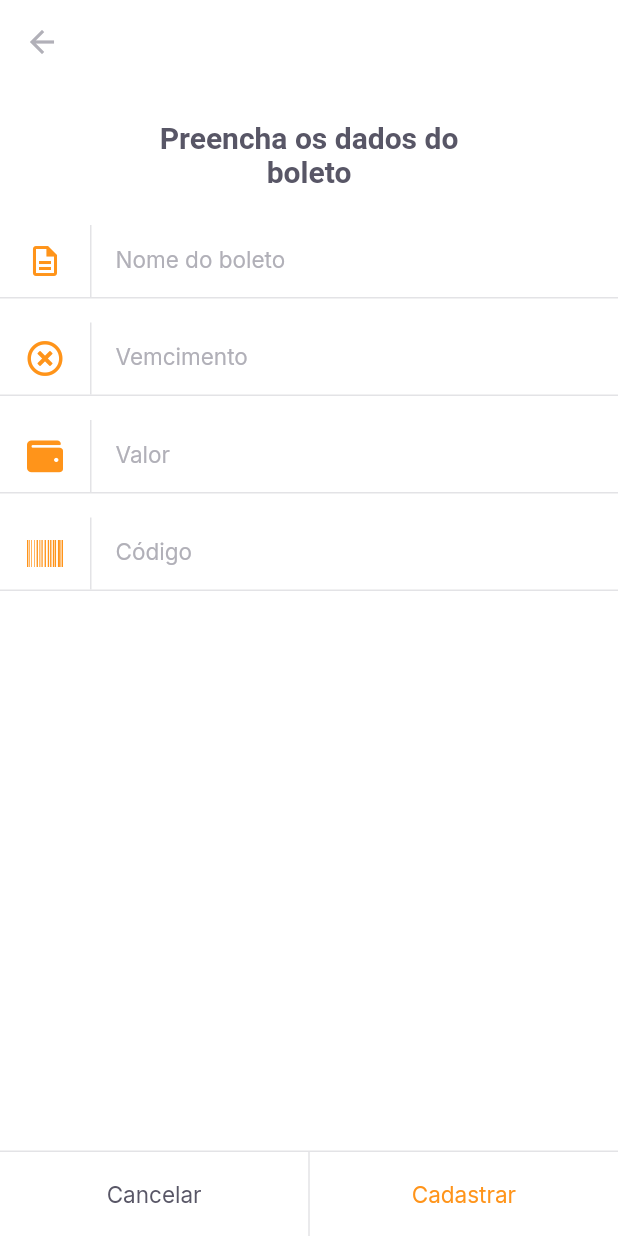
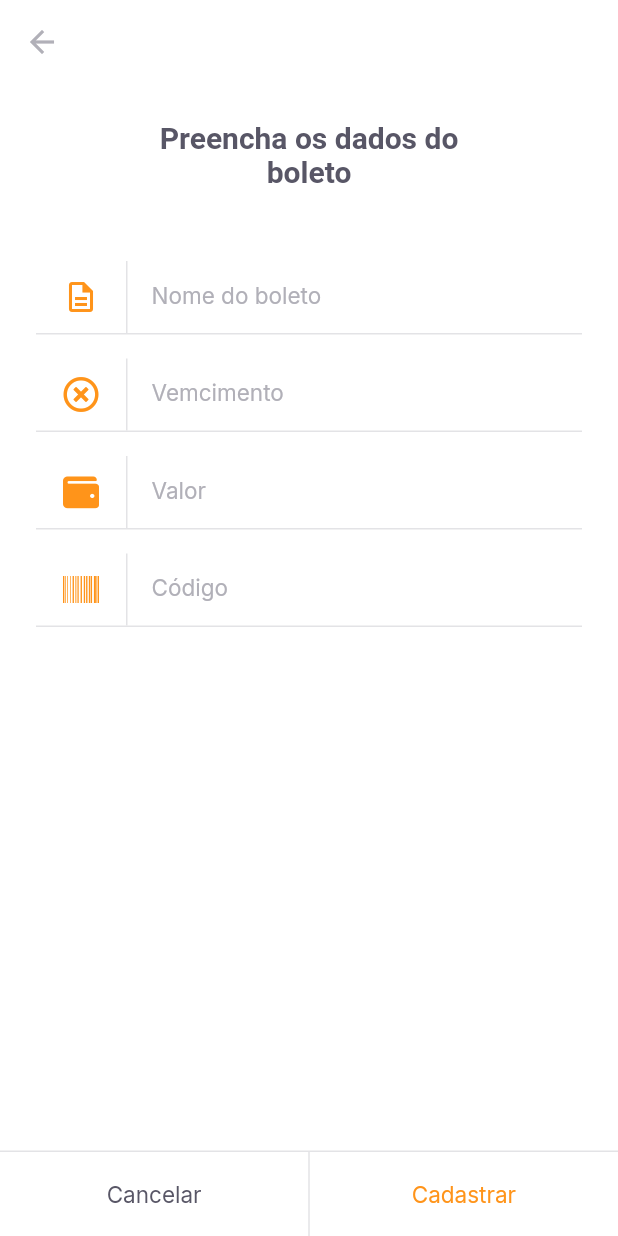
Before and after one commit to maiconm/payflow, a Flutter app: the InsertBilletPage screen opened by its route, on a phone screen of 412 x 824 dp. Run offline on Flutter 3.47's test engine with Material 2 defaults, Android fonts, the phone set to English and light mode, and no system bars; our stand-ins replace camera, firebase_core, font_awesome_flutter, google_fonts, google_sign_in, image_picker and 1 more; missing offline and left inert: google_ml_kit; accounts and stored records are empty.

Commit message:
Finaliza layout da tela de cadastro de boletos

```diff
--- a/lib/modules/insert_billet/insert_billet_page.dart
+++ b/lib/modules/insert_billet/insert_billet_page.dart
@@ -17,11 +17,13 @@ class InsertBilletPage extends StatelessWidget {
         elevation: 0,
         leading: BackButton(color: AppColors.input,),
       ),
-      body: Column(
+      body: Padding(
+        padding: const EdgeInsets.symmetric(horizontal: 24),
+        child: Column(
           children: [
             Padding(
               padding: const EdgeInsets.symmetric(
-              horizontal: 93,
+                horizontal: 70,
                 vertical: 24
               ),
               child: Text(
@@ -30,6 +32,7 @@ class InsertBilletPage extends StatelessWidget {
                 textAlign: TextAlign.center,
               ),
             ),
+            SizedBox(height: 24,),
             InputText(
               label: "Nome do boleto",
               icon: Icons.description_outlined,
@@ -52,9 +55,12 @@ class InsertBilletPage extends StatelessWidget {
             ),
           ],
         ),
+      ),
       bottomNavigationBar: SetLabelButtons(
         primaryLabel: "Cancelar",
-        primaryOnPressed: (){},
+        primaryOnPressed: (){
+          Navigator.pop(context);
+        },
         secondaryLabel: "Cadastrar",
         secondaryOnPressed: (){},
         enableSecondaryColor: true,
```
Lines whose indentation alone changed are shown as unchanged.
